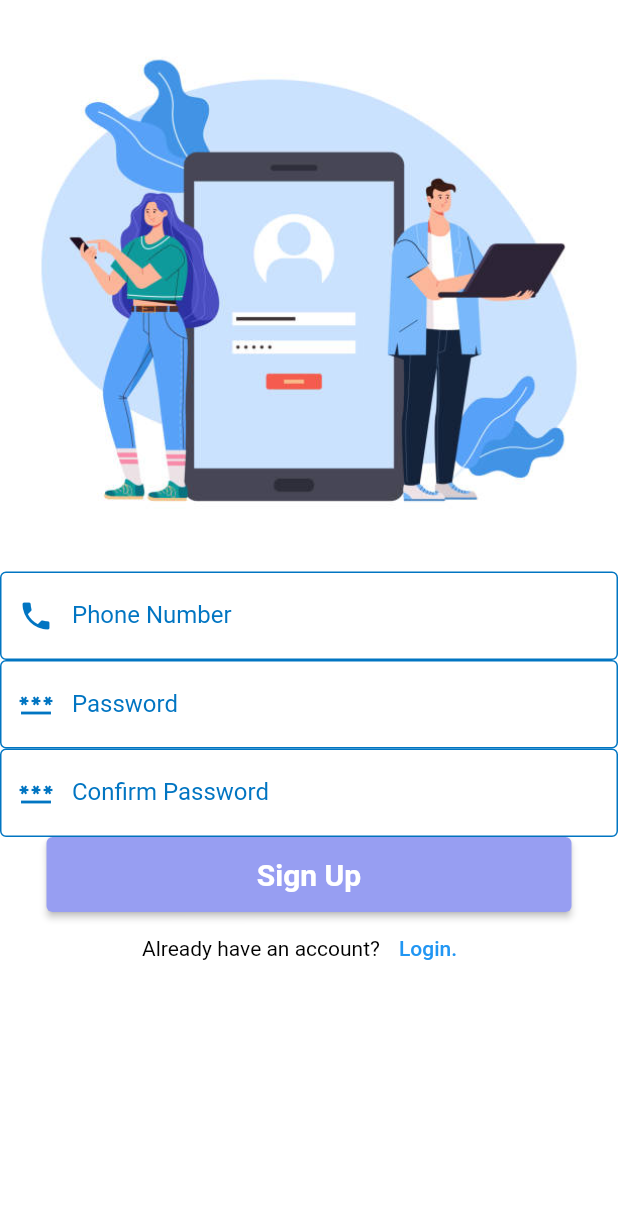
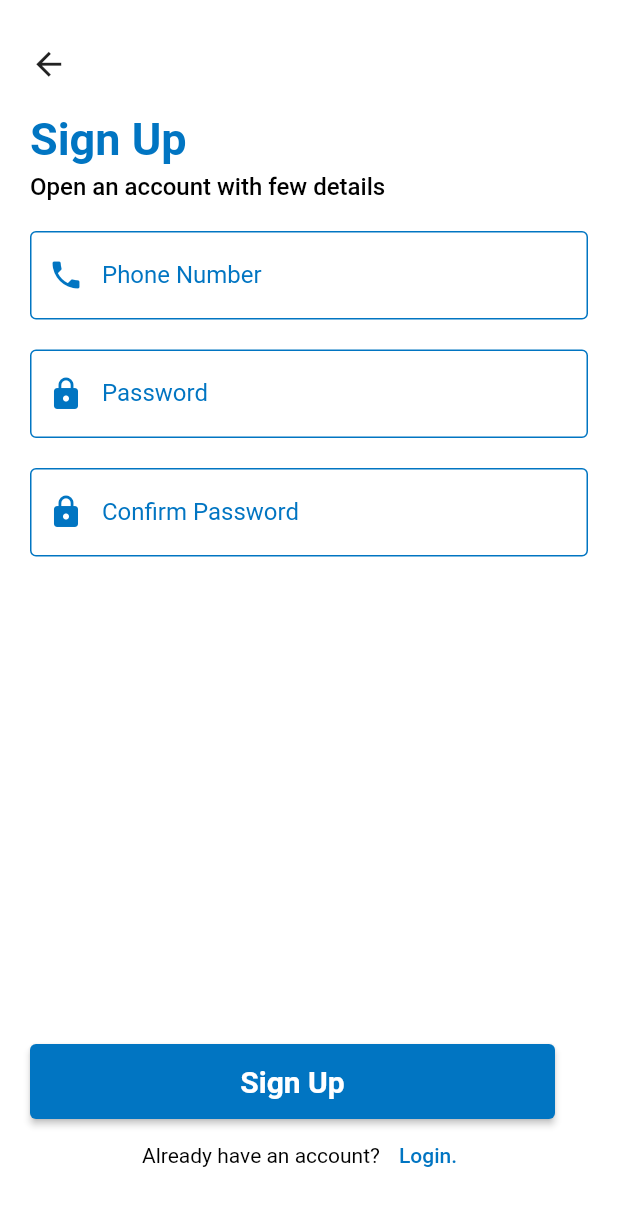
Before and after one commit to Amudajr/Veegil_BankingApp, a Flutter app: the RegisterPage screen opened by its route, on a phone screen of 412 x 824 dp. Shown: the top 1206 px of the screen. Run offline on Flutter 3.47's test engine with Material 2 defaults, Android fonts, the phone set to English and light mode, and no system bars; our stand-ins replace animated_text_kit, google_fonts; Roboto replaces fonts that are missing (Ubuntu).

Commit message:
login page and register page updated

```diff
--- a/lib/app/app.dart
+++ b/lib/app/app.dart
@@ -7,7 +7,7 @@ class App extends StatelessWidget {
   Widget build(BuildContext context) {
     return MaterialApp(
       debugShowCheckedModeBanner: false,
-      theme: ThemeData.dark().copyWith(
+      theme: ThemeData().copyWith(
         primaryColor: const Color(0xFF0175C2),
         scaffoldBackgroundColor: const Color.fromARGB(255, 255, 255, 255),
       ),
--- a/lib/pages/register/view/register_page.dart
+++ b/lib/pages/register/view/register_page.dart
@@ -1,8 +1,11 @@
 // ignore_for_file: library_private_types_in_public_api, use_key_in_widget_constructors, prefer_const_constructors, duplicate_ignore
 
 import 'package:flutter/material.dart';
-import 'package:veegil_media/screens/login.dart';
-import 'package:veegil_media/utils/custom_text_box.dart';
+import 'package:google_fonts/google_fonts.dart';
+import 'package:provider/provider.dart';
+import 'package:veegil_media/app/app_routes.dart';
+import 'package:veegil_media/providers/auth_provider.dart';
+import 'package:veegil_media/utils/utils.dart';
 
 class RegisterPage extends StatefulWidget {
   @override
@@ -12,39 +15,119 @@ class RegisterPage extends StatefulWidget {
 class _RegisterPageState extends State<RegisterPage> {
   TextEditingController phonenoController = TextEditingController();
   TextEditingController passwordController = TextEditingController();
+  TextEditingController confirmPasswordController = TextEditingController();
+  final _formKey = GlobalKey<FormState>();
 
   @override
   Widget build(BuildContext context) {
+    final authProvider = context.watch<AuthProvider>();
     return Scaffold(
       body: SafeArea(
-        child: SingleChildScrollView(
+        child: Padding(
+          padding: EdgeInsets.symmetric(horizontal: 20, vertical: 30),
+          child: Form(
+            key: _formKey,
             child: Column(
+              crossAxisAlignment: CrossAxisAlignment.start,
               children: <Widget>[
-              Column(
-                mainAxisAlignment: MainAxisAlignment.center,
-                children: <Widget>[
-                  Image.asset(
-                    'images/signup.jpg',
+                // Image.asset(
+                //   'images/signup.jpg',
+                // ),
+                InkResponse(
+                  onTap: () => Navigator.of(context).pop(),
+                  child: Icon(
+                    Icons.arrow_back,
+                    size: 25,
+                  ),
+                ),
+                SizedBox(
+                  height: 20,
+                ),
+                Text(
+                  'Sign Up',
+                  style: GoogleFonts.ubuntu(
+                    fontSize: 30,
+                    fontWeight: FontWeight.bold,
+                    color: Constants.primaryColor,
+                  ),
+                ),
+                SizedBox(
+                  height: 5,
+                ),
+                Text(
+                  'Open an account with few details',
+                  style: GoogleFonts.ubuntu(
+                    fontSize: 16,
+                    fontWeight: FontWeight.w500,
+                    color: Colors.black,
+                  ),
+                ),
+                SizedBox(
+                  height: 20,
                 ),
                 CustomTextBox(
+                  controller: phonenoController,
                   labelText: 'Phone Number',
                   icon: Icons.phone,
+                  validator: (value) {
+                    if (value!.isEmpty) {
+                      return 'Phone number is required';
+                    }
+                    return null;
+                  },
+                ),
+                SizedBox(
+                  height: 20,
                 ),
                 CustomTextBox(
+                  controller: passwordController,
                   labelText: 'Password',
-                    icon: Icons.password,
+                  isPassword: true,
+                  icon: Icons.lock,
+                  validator: (value) {
+                    if (value!.isEmpty) {
+                      return 'Password is required';
+                    }
+                    return null;
+                  },
+                ),
+                SizedBox(
+                  height: 20,
                 ),
                 CustomTextBox(
+                  controller: confirmPasswordController,
                   labelText: 'Confirm Password',
-                    icon: Icons.password,
+                  isPassword: true,
+                  icon: Icons.lock,
+                  validator: (value) {
+                    if (value!.isEmpty) {
+                      return 'Confirm Password is required';
+                    }
+
+                    if (passwordController.text != value) {
+                      return 'Password does not match';
+                    }
+                    return null;
+                  },
                 ),
+                Spacer(),
                 ElevatedButton(
                   onPressed: () {
-                      // signup(phonenoController.text.toString(),
-                      //     passwordController.text.toString());
+                    if (_formKey.currentState!.validate()) {
+                      context.showLoadingDialog();
+                      context
+                          .read<AuthProvider>()
+                          .register(
+                            phoneNumber: phonenoController.text,
+                            password: passwordController.text,
+                          )
+                          .then((value) {
+                        context.back();
+                      });
+                    }
                   },
                   style: ElevatedButton.styleFrom(
-                      primary: Color(0xFF979EF2),
+                    primary: Constants.primaryColor,
                     fixedSize: const Size(
                       350,
                       50,
@@ -65,21 +148,16 @@ class _RegisterPageState extends State<RegisterPage> {
                   ),
                   TextButton(
                     style: ButtonStyle(
-                        foregroundColor:
-                            MaterialStateProperty.all<Color>(Colors.blue),
+                      foregroundColor: MaterialStateProperty.all<Color>(
+                          Constants.primaryColor),
                     ),
-                      onPressed: () {
-                        Navigator.push(
-                          context,
-                          MaterialPageRoute(builder: (context) => LoginPage()),
-                        );
-                      },
+                    onPressed: () =>
+                        Navigator.of(context).pushNamed(VeegilBankPage.login),
                     child: Text('Login.'),
                   ),
-                  ])
+                ]),
               ],
             ),
-            ],
           ),
         ),
       ),
--- a/lib/utils/constants.dart
+++ b/lib/utils/constants.dart
@@ -1,5 +1,6 @@
 import 'package:flutter/material.dart';
 
 class Constants {
+  static const baseUrl = 'https://bank.veegil.com';
   static const Color primaryColor = Color(0xFF0175C2);
 }
--- a/lib/utils/custom_text_box.dart
+++ b/lib/utils/custom_text_box.dart
@@ -7,16 +7,22 @@ class CustomTextBox extends StatelessWidget {
     this.controller,
     this.labelText,
     this.icon,
+    this.validator,
+    this.isPassword = false,
   });
 
   final TextEditingController? controller;
   final String? labelText;
   final IconData? icon;
+  final FormFieldValidator? validator;
+  final bool isPassword;
 
   @override
   Widget build(BuildContext context) {
     return TextFormField(
       controller: controller,
+      validator: validator,
+      obscureText: isPassword,
       style: const TextStyle(color: Colors.black),
       decoration: InputDecoration(
         focusedBorder: const OutlineInputBorder(
--- a/lib/utils/utils.dart
+++ b/lib/utils/utils.dart
@@ -1,2 +1,3 @@
 export 'constants.dart';
 export 'custom_text_box.dart';
+export 'extension.dart';
```
Also changed, not shown: lib/main.dart (+10 -1 lines), lib/pages/login/login_page.dart (+3 -7 lines), lib/providers/auth_provider.dart (+17 -6 lines), lib/utils/extension.dart (added, +114 -0 lines). Lines whose indentation alone changed are shown as unchanged.
